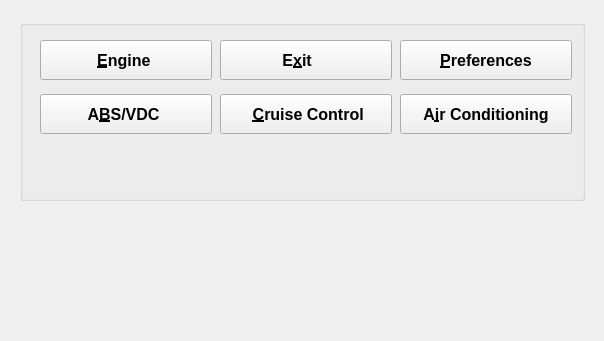
The window that ui/FreeSSM.ui (msatoh/Free-SSM-for-my-GDB) describes before a commit, drawn with Qt 5.
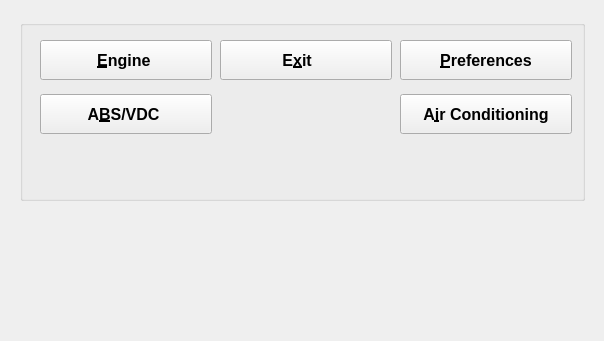
The same window after the commit. Icons and pictures are not drawn.

Diff of the .ui file:
```diff
--- a/ui/FreeSSM.ui
+++ b/ui/FreeSSM.ui
@@ -129,32 +129,6 @@
       </size>
      </property>
     </widget>
-    <widget class="QPushButton" name="cruisecontrol_pushButton">
-     <property name="enabled">
-      <bool>true</bool>
-     </property>
-     <property name="geometry">
-      <rect>
-       <x>200</x>
-       <y>74</y>
-       <width>172</width>
-       <height>40</height>
-      </rect>
-     </property>
-     <property name="text">
-      <string>  &amp;Cruise Control </string>
-     </property>
-     <property name="icon">
-      <iconset resource="../resources/FreeSSM.qrc">
-       <normaloff>:/icons/freessm/64x64/CruiseControl.png</normaloff>:/icons/freessm/64x64/CruiseControl.png</iconset>
-     </property>
-     <property name="iconSize">
-      <size>
-       <width>32</width>
-       <height>32</height>
-      </size>
-     </property>
-    </widget>
     <widget class="QPushButton" name="aircon_pushButton">
      <property name="geometry">
       <rect>
```
Left out of the diff: 1 changed line with no effect on the pictures.
